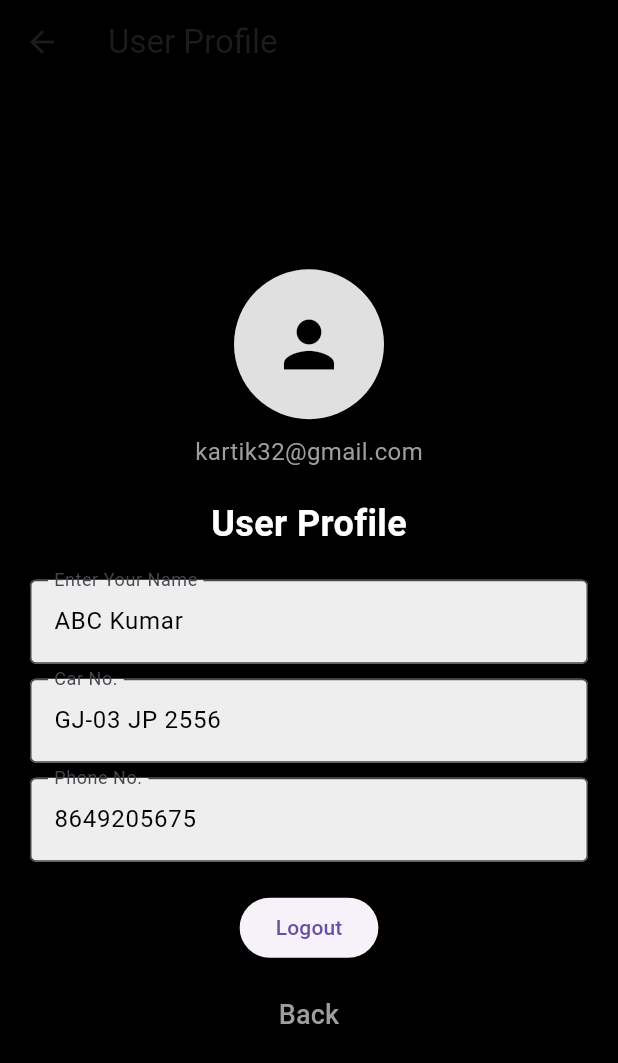
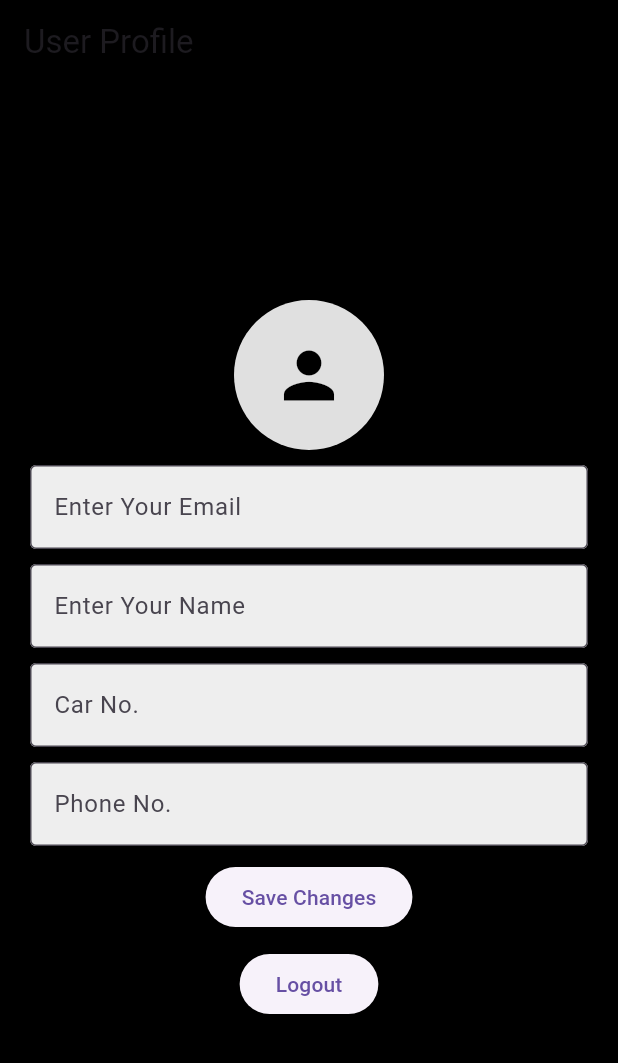
Before and after one commit to bijusakhiya/carparking, a Flutter app: the UserProfilePage screen opened directly, on a phone screen of 412 x 824 dp. Shown: the top 1063 px of the screen. Run offline on Flutter 3.47's test engine with Material 3 defaults, Android fonts, the light colour scheme and no system bars; our stand-ins replace cloud_firestore, firebase_auth, firebase_core; accounts and stored records are empty.

Commit message:
finished project

```diff
--- a/lib/screens/profile_page.dart
+++ b/lib/screens/profile_page.dart
@@ -1,6 +1,4 @@
-
 import 'package:flutter/material.dart';
-import 'package:carparking2/screens/profile_page.dart'; // This should match the actual file path
 import 'login_page.dart';
 
 void main() {
@@ -11,15 +9,34 @@ class UserProfileApp extends StatelessWidget {
   @override
   Widget build(BuildContext context) {
     return MaterialApp(
-      home: UserProfilePage(),
+      home: UserProfilePage(), // Initial screen
       debugShowCheckedModeBanner: false,
     );
   }
 }
 
 class UserProfilePage extends StatelessWidget {
+  final String? userName;
+  final String? email;
+  final String? carNo;
+  final String? phoneNo;
+  final int? bookedSlot; // Optional, for users who haven't booked yet
+
+  const UserProfilePage({
+    this.userName,
+    this.email,
+    this.carNo,
+    this.phoneNo,
+    this.bookedSlot, // Slot details can be null
+  });
+
   @override
   Widget build(BuildContext context) {
+    TextEditingController nameController = TextEditingController(text: userName);
+    TextEditingController emailController = TextEditingController(text: email);
+    TextEditingController carNoController = TextEditingController(text: carNo);
+    TextEditingController phoneController = TextEditingController(text: phoneNo);
+
     return Scaffold(
       appBar: AppBar(
         title: Text('User Profile'),
@@ -42,25 +59,21 @@ class UserProfilePage extends StatelessWidget {
               ),
             ),
             SizedBox(height: 10),
-            // Email Text
-            Text(
-              'kartik32@gmail.com',
-              style: TextStyle(fontSize: 16, color: Colors.grey),
+            // Email TextField
+            TextFormField(
+              controller: emailController,
+              decoration: InputDecoration(
+                labelText: 'Enter Your Email',
+                filled: true,
+                fillColor: Colors.grey[200],
+                border: OutlineInputBorder(),
+              ),
+              style: TextStyle(color: Colors.black),
             ),
-            SizedBox(height: 20),
-            // User Profile Form
-            Text(
-              'User Profile',
-              style: TextStyle(
-                fontSize: 24,
-                fontWeight: FontWeight.bold,
-                color: Colors.white, // Set text color for visibility
-              ),
-            ),
-            SizedBox(height: 20),
+            SizedBox(height: 10),
             // Name TextField
             TextFormField(
-              initialValue: 'ABC Kumar',
+              controller: nameController,
               decoration: InputDecoration(
                 labelText: 'Enter Your Name',
                 filled: true,
@@ -72,7 +85,7 @@ class UserProfilePage extends StatelessWidget {
             SizedBox(height: 10),
             // Car Number TextField
             TextFormField(
-              initialValue: 'GJ-03 JP 2556',
+              controller: carNoController,
               decoration: InputDecoration(
                 labelText: 'Car No.',
                 filled: true,
@@ -84,7 +97,7 @@ class UserProfilePage extends StatelessWidget {
             SizedBox(height: 10),
             // Phone Number TextField
             TextFormField(
-              initialValue: '8649205675',
+              controller: phoneController,
               decoration: InputDecoration(
                 labelText: 'Phone No.',
                 filled: true,
@@ -93,12 +106,41 @@ class UserProfilePage extends StatelessWidget {
               ),
               style: TextStyle(color: Colors.black),
             ),
-            SizedBox(height: 20),
+            SizedBox(height: 10),
+            // Booked Slot Display
+            if (bookedSlot != null) ...[
+              Text(
+                'Booked Slot: Slot $bookedSlot',
+                style: TextStyle(
+                  color: Colors.green,
+                  fontSize: 18,
+                  fontWeight: FontWeight.bold,
+                ),
+              ),
+              SizedBox(height: 20),
+            ],
+            // Save Changes Button
+            ElevatedButton(
+              onPressed: () {
+                // Handle save logic here
+                Navigator.pop(context, {
+                  'userName': nameController.text,
+                  'email': emailController.text,
+                  'carNo': carNoController.text,
+                  'phoneNo': phoneController.text,
+                  'bookedSlot': bookedSlot,
+                });
+              },
+              child: Text('Save Changes'),
+            ),
+            SizedBox(height: 10),
             // Logout Button
             ElevatedButton(
               onPressed: () {
-                Navigator.push(context,
-                    MaterialPageRoute(builder: (context) => LoginPage()));
+                Navigator.pushReplacement(
+                  context,
+                  MaterialPageRoute(builder: (context) => LoginPage()),
+                );
                 // Handle logout action
                 ScaffoldMessenger.of(context).showSnackBar(
                   SnackBar(content: Text('Logged out')),
@@ -106,17 +148,6 @@ class UserProfilePage extends StatelessWidget {
               },
               child: Text('Logout'),
             ),
-            SizedBox(height: 10),
-            // Back Button
-            TextButton(
-              onPressed: () {
-                Navigator.pop(context); // Go back to the previous screen
-              },
-              child: Text(
-                'Back',
-                style: TextStyle(fontSize: 18, color: Colors.grey),
-              ),
-            ),
           ],
         ),
       ),
```
Also changed, not shown: lib/screens/home_page.dart (+63 -13 lines), lib/screens/signup_page.dart (+25 -10 lines), lib/screens/submited_page.dart (+72 -55 lines).
